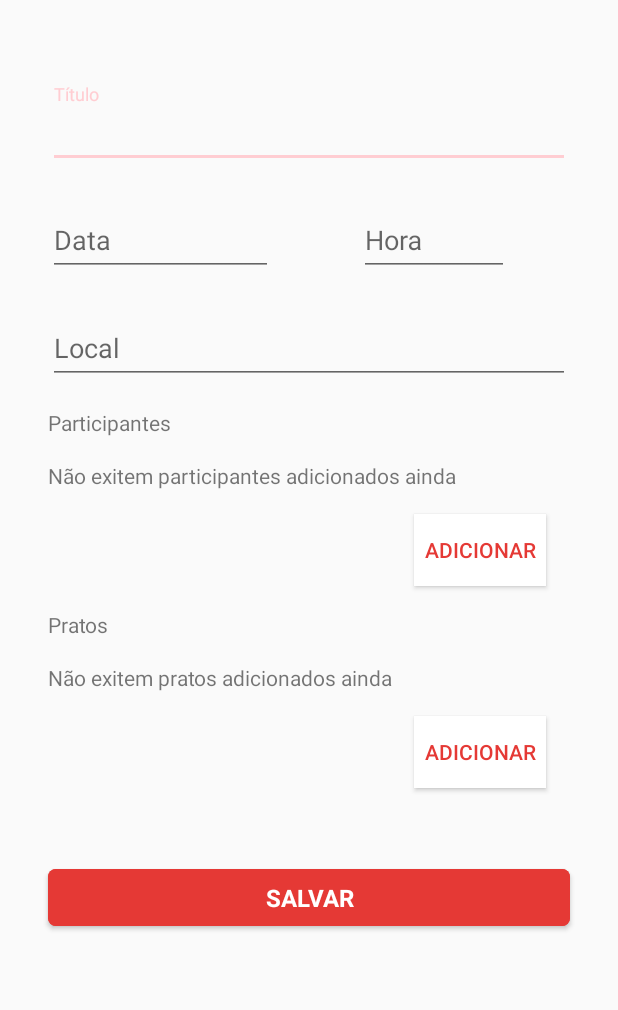
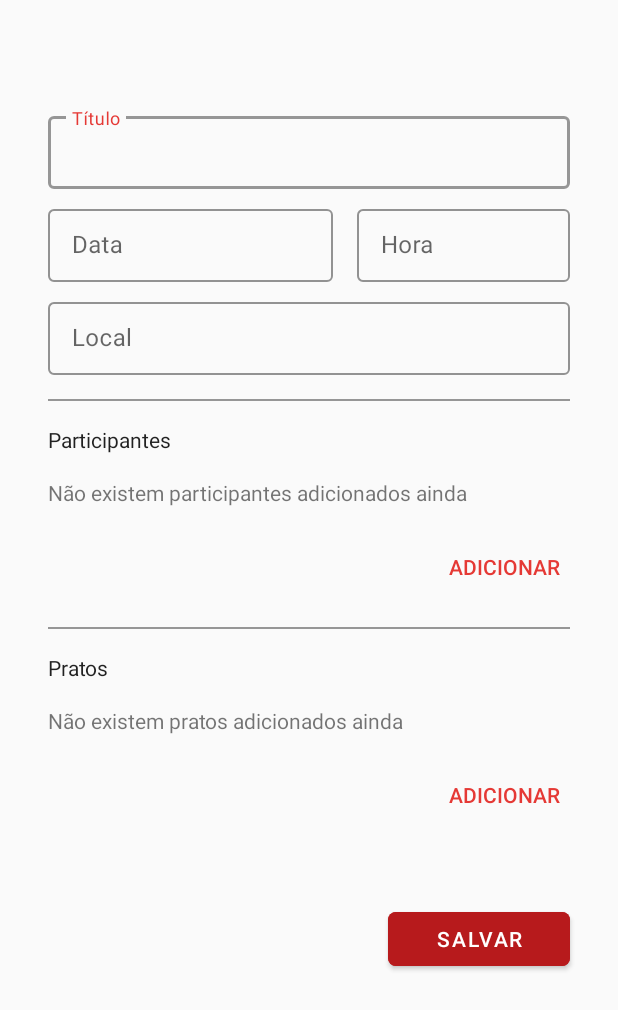
Before and after one commit to eduaupin/apicomidadh, an Android app: the layout activity_criar_evento.xml on its own in the app's theme, with its tools: preview values and no code run, on a phone screen of 412 x 824 dp. Shown: the top 1010 px of the screen. Run offline under Robolectric (Android 15) with nearby library versions, the phone set to English and light mode, and no system bars.

Commit message:
Layout tela de novo evento parcialmente concluído

```diff
--- a/app/build.gradle
+++ b/app/build.gradle
@@ -42,6 +42,7 @@ dependencies {
     implementation "androidx.lifecycle:lifecycle-reactivestreams:2.0.0"
     /*############################ Room ######################################*/
     implementation "android.arch.persistence.room:runtime:1.1.1"
+    implementation 'androidx.recyclerview:recyclerview:1.0.0'
     annotationProcessor "android.arch.persistence.room:compiler:1.1.1"
     implementation "android.arch.persistence.room:rxjava2:1.1.1"
     /*############################ Retrofit ######################################*/
--- a/app/src/main/AndroidManifest.xml
+++ b/app/src/main/AndroidManifest.xml
@@ -38,7 +38,8 @@
 
         </activity>
 
-        <activity android:name="com.example.views.eventos.CriarEventoActivity">
+        <activity android:name="com.example.views.eventos.CriarEventoActivity"
+            android:theme="@style/AppTheme.NoActionBar">
 
         </activity>
         <activity android:name="com.example.views.home.NotificacoesActivity" />
--- a/app/src/main/java/com/example/views/eventos/CriarEventoActivity.java
+++ b/app/src/main/java/com/example/views/eventos/CriarEventoActivity.java
@@ -10,39 +10,59 @@ import androidx.appcompat.app.AppCompatActivity;
 import androidx.appcompat.widget.Toolbar;
 
 import com.example.login.R;
+import com.google.android.material.button.MaterialButton;
 import com.google.android.material.snackbar.Snackbar;
+import com.google.android.material.textfield.TextInputLayout;
 
 public class CriarEventoActivity extends AppCompatActivity {
     private Toolbar toolbar;
-    private Button btnSalvar;
-    private Button btnAdicionarParticipante;
-    private Button btnAdicionarPrato;
+    private TextInputLayout inputTitulo;
+    private TextInputLayout inputData;
+    private TextInputLayout inputHora;
+    private TextInputLayout inputLocal;
+    private Button buttonAdicionarParticipantes;
+    private Button buttonAdicionarPratos;
+    private MaterialButton buttonSalvarEvento;
 
     @Override
     protected void onCreate(Bundle savedInstanceState) {
         super.onCreate(savedInstanceState);
         setContentView(R.layout.activity_criar_evento);
 
-        btnSalvar = findViewById(R.id.button_salvar);
-        btnAdicionarParticipante = findViewById(R.id.btnAddParticipante);
-        btnAdicionarPrato = findViewById(R.id.btnAddPratos);
+        initViews();
 
         //TODO: Será que não conseguimos usar um datepicker para data e hora?
 
-        toolbar = findViewById(R.id.toolbarNovoEvento);
-        toolbar.setNavigationIcon(getResources().getDrawable(R.drawable.ic_arrow));
-        toolbar.setTitle("Criar Evento");
-        toolbar.setTitleTextColor(getResources().getColor(android.R.color.black));
         setSupportActionBar(toolbar);
+        getSupportActionBar().setTitle("Novo Evento");
+        getSupportActionBar().setDisplayHomeAsUpEnabled(true);
+        getSupportActionBar().setElevation(0);
 
-        btnAdicionarParticipante.setOnClickListener(view -> {
+        buttonAdicionarParticipantes.setOnClickListener(view -> {
             startActivity(new Intent(CriarEventoActivity.this, AdicionarPessoaAoEventoActivity.class));
         });
 
-        btnAdicionarPrato.setOnClickListener(view -> {
+        buttonAdicionarPratos.setOnClickListener(view -> {
             //TODO: Adicionar tela de adicionar prato em evento (searchview com recycler)
-            Snackbar.make(btnAdicionarParticipante, "Função não disponível", Snackbar.LENGTH_SHORT).show();
+            Snackbar.make(buttonSalvarEvento, "Função não disponível", Snackbar.LENGTH_SHORT).show();
         });
+    }
+
+    private void initViews() {
+        toolbar = findViewById(R.id.toolbar_novo_evento);
+        inputTitulo = findViewById(R.id.input_novo_evento_titulo);
+        inputData = findViewById(R.id.input_novo_evento_data);
+        inputHora = findViewById(R.id.input_novo_evento_hora);
+        inputLocal = findViewById(R.id.input_novo_evento_local);
+        buttonAdicionarParticipantes = findViewById(R.id.button_novo_participante);
+        buttonAdicionarPratos = findViewById(R.id.button_novo_pratos);
+        buttonSalvarEvento = findViewById(R.id.button_novo_evento_salvar);
+    }
+
+    @Override
+    public boolean onSupportNavigateUp() {
+        finish();
+        return true;
     }
 
     @Override
--- a/app/src/main/res/layout/activity_criar_evento.xml
+++ b/app/src/main/res/layout/activity_criar_evento.xml
@@ -1,14 +1,11 @@
 <?xml version="1.0" encoding="utf-8"?>
-<androidx.core.widget.NestedScrollView xmlns:android="http://schemas.android.com/apk/res/android"
+<ScrollView xmlns:android="http://schemas.android.com/apk/res/android"
     xmlns:app="http://schemas.android.com/apk/res-auto"
     xmlns:tools="http://schemas.android.com/tools"
     android:layout_width="match_parent"
     android:layout_height="match_parent"
     android:clipToPadding="false"
-    android:focusedByDefault="true"
     tools:context="com.example.views.eventos.CriarEventoActivity">
-
-
 
     <androidx.constraintlayout.widget.ConstraintLayout
         android:layout_width="match_parent"
@@ -16,8 +13,8 @@
         tools:context="com.example.views.eventos.CriarEventoActivity">
 
         <com.google.android.material.appbar.AppBarLayout
-            android:id="@+id/appBarFavoritos"
-            android:layout_width="0dp"
+            android:id="@+id/appbar_novo_evento"
+            android:layout_width="match_parent"
             android:layout_height="wrap_content"
             android:background="@null"
             android:fitsSystemWindows="true"
@@ -27,22 +24,24 @@
             app:layout_constraintTop_toTopOf="parent">
 
             <androidx.appcompat.widget.Toolbar
-                android:id="@+id/toolbarNovoEvento"
+                android:id="@+id/toolbar_novo_evento"
                 android:layout_width="match_parent"
-                android:layout_height="wrap_content"
-                android:title="Novo evento" />
+                android:layout_height="?attr/actionBarSize" />
+
         </com.google.android.material.appbar.AppBarLayout>
 
         <com.google.android.material.textfield.TextInputLayout
-            android:id="@+id/textInputLayout"
+            android:id="@+id/input_novo_evento_titulo"
+            style="@style/AppTheme.inputEvento"
             android:layout_width="match_parent"
             android:layout_height="wrap_content"
             android:layout_marginStart="32dp"
+            android:layout_marginTop="16dp"
             android:layout_marginEnd="32dp"
+            android:theme="@style/AppTheme.inputEvento"
             app:layout_constraintEnd_toEndOf="parent"
-            app:layout_constraintHorizontal_bias="0.0"
             app:layout_constraintStart_toStartOf="parent"
-            app:layout_constraintTop_toBottomOf="@+id/appBarFavoritos">
+            app:layout_constraintTop_toBottomOf="@id/appbar_novo_evento">
 
             <com.google.android.material.textfield.TextInputEditText
                 android:layout_width="match_parent"
@@ -50,17 +49,22 @@
                 android:hint="Título"
                 android:lines="1"
                 android:maxLines="1"
-                android:nextFocusDown="@id/textInputLayout2" />
+                android:nextFocusDown="@id/input_novo_evento_data" />
         </com.google.android.material.textfield.TextInputLayout>
 
         <com.google.android.material.textfield.TextInputLayout
-            android:id="@+id/textInputLayout2"
-            android:layout_width="150dp"
+            android:id="@+id/input_novo_evento_data"
+            style="@style/AppTheme.inputEvento"
+            android:layout_width="0dp"
             android:layout_height="wrap_content"
             android:layout_marginStart="32dp"
-            android:layout_marginTop="16dp"
+            android:layout_marginTop="8dp"
+            android:layout_marginEnd="8dp"
+            android:theme="@style/AppTheme.inputEvento"
+            app:layout_constraintEnd_toStartOf="@id/input_novo_evento_hora"
+            app:layout_constraintHorizontal_weight="2"
             app:layout_constraintStart_toStartOf="parent"
-            app:layout_constraintTop_toBottomOf="@+id/textInputLayout">
+            app:layout_constraintTop_toBottomOf="@id/input_novo_evento_titulo">
 
             <com.google.android.material.textfield.TextInputEditText
                 android:layout_width="match_parent"
@@ -68,142 +72,176 @@
                 android:hint="Data"
                 android:lines="1"
                 android:maxLines="1"
-                android:nextFocusDown="@id/til_hora"
-                android:inputType="date" />
+                android:nextFocusRight="@id/input_novo_evento_hora" />
         </com.google.android.material.textfield.TextInputLayout>
 
         <com.google.android.material.textfield.TextInputLayout
-            android:id="@+id/til_hora"
-            android:layout_width="100dp"
+            android:id="@+id/input_novo_evento_hora"
+            style="@style/AppTheme.inputEvento"
+            android:layout_width="0dp"
             android:layout_height="wrap_content"
-            android:layout_marginStart="16dp"
-            android:layout_marginTop="16dp"
+            android:layout_marginStart="8dp"
+            android:layout_marginTop="8dp"
             android:layout_marginEnd="32dp"
+            android:theme="@style/AppTheme.inputEvento"
             app:layout_constraintEnd_toEndOf="parent"
-            app:layout_constraintStart_toEndOf="@+id/textInputLayout2"
-            app:layout_constraintTop_toBottomOf="@+id/textInputLayout">
+            app:layout_constraintHorizontal_weight="1.5"
+            app:layout_constraintStart_toEndOf="@id/input_novo_evento_data"
+            app:layout_constraintTop_toBottomOf="@id/input_novo_evento_titulo">
 
             <com.google.android.material.textfield.TextInputEditText
                 android:layout_width="match_parent"
                 android:layout_height="wrap_content"
                 android:hint="Hora"
-                android:nextFocusDown="@id/til_local"
-                android:inputType="datetime" />
+                android:lines="1"
+                android:maxLines="1"
+                android:nextFocusDown="@id/input_novo_evento_local" />
         </com.google.android.material.textfield.TextInputLayout>
 
         <com.google.android.material.textfield.TextInputLayout
-            android:id="@+id/til_local"
+            android:id="@+id/input_novo_evento_local"
+            style="@style/AppTheme.inputEvento"
             android:layout_width="match_parent"
             android:layout_height="wrap_content"
             android:layout_marginStart="32dp"
-            android:layout_marginTop="16dp"
+            android:layout_marginTop="8dp"
             android:layout_marginEnd="32dp"
+            android:theme="@style/AppTheme.inputEvento"
             app:layout_constraintEnd_toEndOf="parent"
             app:layout_constraintStart_toStartOf="parent"
-            app:layout_constraintTop_toBottomOf="@+id/textInputLayout2">
+            app:layout_constraintTop_toBottomOf="@+id/input_novo_evento_hora">
 
             <com.google.android.material.textfield.TextInputEditText
                 android:layout_width="match_parent"
                 android:layout_height="wrap_content"
+                android:hint="Local"
                 android:lines="1"
-                android:maxLines="1"
-                android:hint="Local" />
+                android:maxLines="1" />
         </com.google.android.material.textfield.TextInputLayout>
 
+        <View
+            android:id="@+id/space_novo_evento1"
+            android:layout_width="match_parent"
+            android:layout_height="1dp"
+            android:layout_marginStart="32dp"
+            android:layout_marginTop="16dp"
+            android:layout_marginEnd="32dp"
+            android:background="@color/black40"
+            app:layout_constraintEnd_toEndOf="parent"
+            app:layout_constraintStart_toStartOf="parent"
+            app:layout_constraintTop_toBottomOf="@id/input_novo_evento_local" />
+
         <TextView
-            android:id="@+id/textView2"
+            android:id="@+id/label_novo_evento_participantes"
             android:layout_width="wrap_content"
             android:layout_height="wrap_content"
             android:layout_marginStart="32dp"
             android:layout_marginTop="16dp"
             android:text="Participantes"
+            android:textColor="@color/black87"
             app:layout_constraintStart_toStartOf="parent"
-            app:layout_constraintTop_toBottomOf="@+id/til_local" />
+            app:layout_constraintTop_toBottomOf="@id/space_novo_evento1" />
 
         <TextView
-            android:id="@+id/textView3"
+            android:id="@+id/text_novo_evento_sem_participantes"
             android:layout_width="wrap_content"
             android:layout_height="wrap_content"
             android:layout_marginStart="32dp"
             android:layout_marginTop="16dp"
-            android:text="Não exitem participantes adicionados ainda"
+            android:text="@string/nao_existem_participantes"
             app:layout_constraintStart_toStartOf="parent"
-            app:layout_constraintTop_toBottomOf="@+id/textView2" />
+            app:layout_constraintTop_toBottomOf="@id/label_novo_evento_participantes" />
 
         <Button
-            android:id="@+id/btnAddParticipante"
+            android:id="@+id/button_novo_participante"
+            style="?android:attr/borderlessButtonStyle"
             android:layout_width="wrap_content"
             android:layout_height="wrap_content"
             android:layout_marginTop="16dp"
             android:layout_marginEnd="32dp"
             android:background="#FFFFFF"
-            android:text="Adicionar"
+            android:backgroundTint="@color/colorBackgroundPage"
+            android:text="@string/adicionar"
             android:textColor="@color/colorPrimary"
             app:layout_constraintEnd_toEndOf="parent"
-            app:layout_constraintHorizontal_bias="0.945"
+            app:layout_constraintHorizontal_bias="1"
             app:layout_constraintStart_toStartOf="parent"
-            app:layout_constraintTop_toBottomOf="@+id/textView3" />
+            app:layout_constraintTop_toBottomOf="@id/text_novo_evento_sem_participantes" />
+
+        <View
+            android:id="@+id/space_novo_evento2"
+            android:layout_width="match_parent"
+            android:layout_height="1dp"
+            android:layout_marginStart="32dp"
+            android:layout_marginTop="16dp"
+            android:layout_marginEnd="32dp"
+            android:background="@color/black40"
+            app:layout_constraintEnd_toEndOf="parent"
+            app:layout_constraintStart_toStartOf="parent"
+            app:layout_constraintTop_toBottomOf="@id/button_novo_participante" />
 
         <TextView
-            android:id="@+id/textView22"
+            android:id="@+id/label_novo_evento_pratos"
             android:layout_width="wrap_content"
             android:layout_height="wrap_content"
             android:layout_marginStart="32dp"
             android:layout_marginTop="16dp"
             android:text="Pratos"
+            android:textColor="@color/black87"
             app:layout_constraintStart_toStartOf="parent"
-            app:layout_constraintTop_toBottomOf="@+id/btnAddParticipante" />
+            app:layout_constraintTop_toBottomOf="@id/space_novo_evento2" />
 
         <TextView
-            android:id="@+id/textView33"
+            android:id="@+id/text_novo_evento_sem_pratos"
             android:layout_width="wrap_content"
             android:layout_height="wrap_content"
             android:layout_marginStart="32dp"
             android:layout_marginTop="16dp"
-            android:text="Não exitem pratos adicionados ainda"
+            android:text="@string/nao_existem_pratos"
             app:layout_constraintStart_toStartOf="parent"
-            app:layout_constraintTop_toBottomOf="@+id/textView22" />
+            app:layout_constraintTop_toBottomOf="@id/label_novo_evento_pratos" />
 
         <Button
-            android:id="@+id/btnAddPratos"
+            android:id="@+id/button_novo_pratos"
+            style="?android:attr/borderlessButtonStyle"
             android:layout_width="wrap_content"
             android:layout_height="wrap_content"
             android:layout_marginTop="16dp"
             android:layout_marginEnd="32dp"
             android:background="#FFFFFF"
-            android:text="Adicionar"
+            android:backgroundTint="@color/colorBackgroundPage"
+            android:text="@string/adicionar"
             android:textColor="@color/colorPrimary"
             app:layout_constraintEnd_toEndOf="parent"
-            app:layout_constraintHorizontal_bias="0.945"
+            app:layout_constraintHorizontal_bias="1"
             app:layout_constraintStart_toStartOf="parent"
-            app:layout_constraintTop_toBottomOf="@+id/textView33" />
-
+            app:layout_constraintTop_toBottomOf="@id/text_novo_evento_sem_pratos" />
 
         <com.google.android.material.button.MaterialButton
-            android:id="@+id/button_salvar"
-            android:layout_width="match_parent"
+            android:id="@+id/button_novo_evento_salvar"
+            android:layout_width="wrap_content"
             android:layout_height="wrap_content"
             android:layout_marginStart="32dp"
             android:layout_marginTop="48dp"
             android:layout_marginEnd="32dp"
-            android:backgroundTint="@color/colorPrimary"
+            android:backgroundTint="@color/colorPrimaryDark"
             android:gravity="center"
             android:paddingTop="8dp"
             android:paddingBottom="8dp"
+            android:paddingStart="32dp"
+            android:paddingEnd="32dp"
             android:text="@string/btnsalvar"
             android:textAlignment="center"
             android:textAllCaps="true"
-            android:textAppearance="@style/Widget.AppCompat.CompoundButton.RadioButton"
             android:textColor="@color/white"
-            android:textSize="16dp"
-            android:textStyle="bold"
+            android:textSize="14dp"
             app:cornerRadius="5dp"
             app:layout_constraintEnd_toEndOf="parent"
-            app:layout_constraintHorizontal_bias="0.0"
+            app:layout_constraintHorizontal_bias="1"
             app:layout_constraintStart_toStartOf="parent"
-            app:layout_constraintTop_toBottomOf="@+id/btnAddPratos" />
+            app:layout_constraintTop_toBottomOf="@id/button_novo_pratos" />
 
     </androidx.constraintlayout.widget.ConstraintLayout>
 
 
-</androidx.core.widget.NestedScrollView>
+</ScrollView>
--- a/app/src/main/res/layout/activity_login.xml
+++ b/app/src/main/res/layout/activity_login.xml
@@ -40,13 +40,13 @@
     <com.google.android.material.textfield.TextInputLayout
         android:id="@+id/tilayout_login_email"
         style="@style/AppTheme.inputLogin"
+        android:theme="@style/AppTheme.inputLogin"
         android:layout_width="match_parent"
         android:layout_height="wrap_content"
         android:layout_marginStart="32dp"
         android:layout_marginEnd="32dp"
         android:layout_marginBottom="16dp"
         android:textColorHint="@color/white"
-        android:theme="@style/AppTheme.inputLogin"
         app:boxBackgroundColor="@color/backgroundField"
         app:boxCornerRadiusBottomEnd="5dp"
         app:boxCornerRadiusBottomStart="5dp"
--- a/app/src/main/res/values/dimens.xml
+++ b/app/src/main/res/values/dimens.xml
@@ -8,4 +8,6 @@
     <dimen name="activity_vertical_margin">16dp</dimen>
     <dimen name="nav_header_vertical_spacing">16dp</dimen>
     <dimen name="nav_header_height">176dp</dimen>
+    <dimen name="list_item_spacing">16dp</dimen>
+    <dimen name="list_item_spacing_half">8dp</dimen>
 </resources>
--- a/app/src/main/res/values/strings.xml
+++ b/app/src/main/res/values/strings.xml
@@ -71,4 +71,6 @@
     <string name="imagem_do_evento">Imagem do evento</string>
     <string name="pratos">Pratos</string>
     <string name="editar_evento">Editar evento</string>
+    <string name="nao_existem_pratos">Não existem pratos adicionados ainda</string>
+    <string name="nao_existem_participantes">Não existem participantes adicionados ainda</string>
 </resources>
--- a/app/src/main/res/values/styles.xml
+++ b/app/src/main/res/values/styles.xml
@@ -18,6 +18,12 @@
         <item name="boxCornerRadiusTopEnd">5dp</item>
         <item name="boxCornerRadiusBottomStart">5dp</item>
         <item name="boxCornerRadiusBottomEnd">5dp</item>
+    </style>
+
+    <style name="AppTheme.inputEvento" parent="Widget.MaterialComponents.TextInputLayout.OutlinedBox.Dense">
+        <item name="colorAccent">@color/black40</item>
+        <item name="colorControlActivated">@color/colorPrimary</item>
+        <item name="boxStrokeColor">@color/black40</item>
     </style>
 
     <style name="AppTheme.NoActionBar">
```
